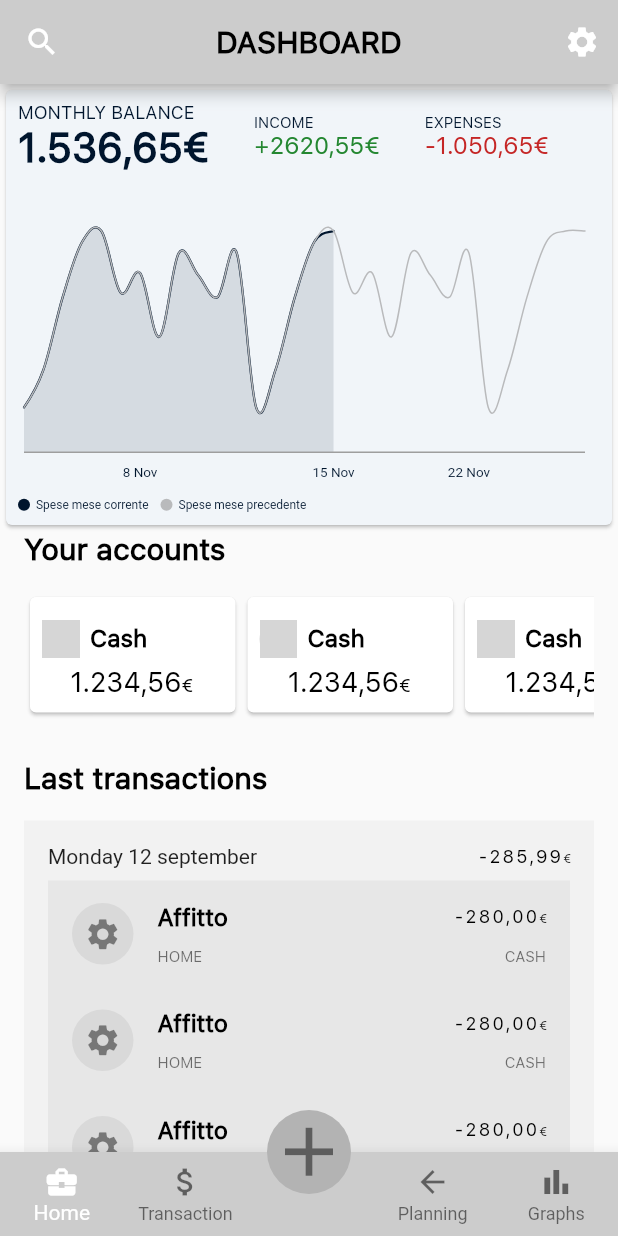
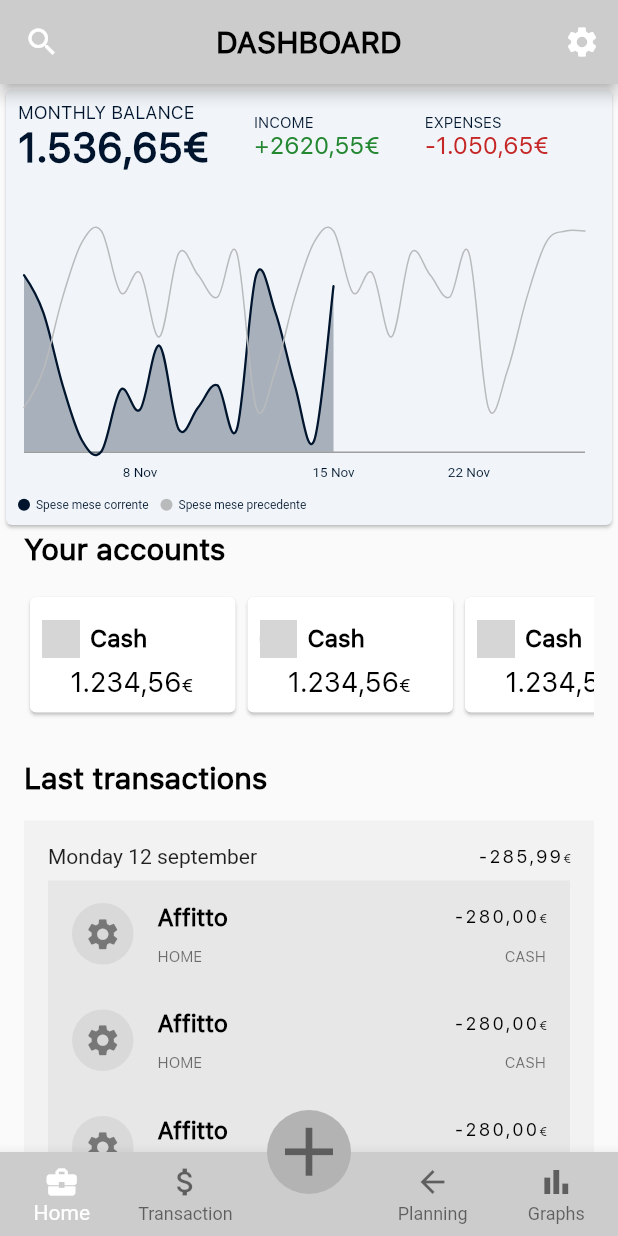
Before and after one commit to RIP-Comm/sossoldi, a Flutter app: the screen it shows after launch, on a phone screen of 412 x 824 dp. Run offline on Flutter 3.47's test engine with Material 2 defaults, Android fonts, the light colour scheme and no system bars; drawn by our look-alikes of fl_chart; our stand-ins replace percent_indicator, sqflite, sqflite_common_ffi; missing offline and left inert: circular_menu; accounts and stored records are empty; grey boxes are pictures that could not be loaded.

Commit message:
Preliminary work

```diff
--- a/lib/custom_widgets/chart_home.dart
+++ b/lib/custom_widgets/chart_home.dart
@@ -2,9 +2,21 @@ import 'package:fl_chart/fl_chart.dart';
 import 'package:flutter/material.dart';
 
 class LineChartWidget extends StatefulWidget {
-  final currentMonthData;
-  final previousMonthData;
-  const LineChartWidget({super.key, required this.currentMonthData, required this.previousMonthData});
+  final line1Data;
+  final colorLine1Data;
+
+  final line2Data;
+  final colorLine2Data;
+
+  final colorBackground;
+  const LineChartWidget({
+    super.key,
+    required this.line1Data,
+    required this.colorLine1Data,
+    required this.line2Data,
+    required this.colorLine2Data,
+    required this.colorBackground,
+    });
 
   @override
   State<LineChartWidget> createState() => _LineChartSample2State();
@@ -20,11 +32,11 @@ class _LineChartSample2State extends State<LineChartWidget> {
         AspectRatio(
           aspectRatio: 2,
           child: DecoratedBox(
-            decoration: const BoxDecoration(
-              borderRadius: BorderRadius.all(
+            decoration: BoxDecoration(
+              borderRadius: const BorderRadius.all(
                 Radius.circular(18),
               ),
-              color: Color(0xffF1F5F9),
+              color: widget.colorBackground,
             ),
             child: Padding(
                 padding: const EdgeInsets.only(
@@ -43,27 +55,27 @@ class _LineChartSample2State extends State<LineChartWidget> {
   }
 
   Widget bottomTitleWidgets(double value, TitleMeta meta) {
-    const style = TextStyle(
-      color: Color(0xff00152D),
+    final style = TextStyle(
+      color: widget.colorLine1Data.withOpacity(1.0),
       fontWeight: FontWeight.normal,
       fontSize: 9,
     );
     Widget text;
     switch (value.toInt()) {
       case 6:
-        text = const Text('8 Nov', style: style);
+        text = Text('8 Nov', style: style);
         break;
       case 16:
-        text = const Text('15 Nov', style: style);
+        text = Text('15 Nov', style: style);
         break;
       case 23:
-        text = const Text('22 Nov', style: style);
+        text = Text('22 Nov', style: style);
         break;
       case 6:
-        text = const Text('30 Nov', style: style);
+        text = Text('30 Nov', style: style);
         break;
       default:
-        text = const Text('', style: style);
+        text = Text('', style: style);
         break;
     }
 
@@ -105,25 +117,25 @@ class _LineChartSample2State extends State<LineChartWidget> {
       maxY: 5,
       lineBarsData: [
         LineChartBarData(
-          spots: widget.currentMonthData,
+          spots: widget.line1Data,
           isCurved: true,
           barWidth: 1.5,
           isStrokeCapRound: true,
-          color: const Color(0xff00152D),
+          color: widget.colorLine1Data,
           dotData: FlDotData(
             show: false,
           ),
           belowBarData: BarAreaData(
             show: true,
-            color: const Color.fromARGB(30, 0, 21, 45)
+            color: widget.colorLine1Data.withOpacity(0.3)
           ),
         ),
         LineChartBarData(
-          spots: widget.previousMonthData,
+          spots: widget.line2Data,
           isCurved: true,
           barWidth: 1,
           isStrokeCapRound: true,
-          color: const Color(0xffB9BABC),
+          color: widget.colorLine2Data,
           dotData: FlDotData(
             show: false,
           ),
--- a/lib/pages/home_page.dart
+++ b/lib/pages/home_page.dart
@@ -95,26 +95,27 @@ class _HomePageState extends State<HomePage> {
               ),
               const Padding(padding: EdgeInsets.all(8.0),),
               const LineChartWidget(
-                currentMonthData: [
-                  FlSpot(0, -3),
-                  FlSpot(1, -1.3),
-                  FlSpot(2, 2),
-                  FlSpot(3, 4.5),
-                  FlSpot(4, 5),
-                  FlSpot(5, 2.2),
-                  FlSpot(6, 3.1),
-                  FlSpot(7, 0.2),
-                  FlSpot(8, 4),
-                  FlSpot(9, 3),
-                  FlSpot(10, 2),
-                  FlSpot(11, 4),
-                  FlSpot(12, -3),
-                  FlSpot(13, -1.3),
-                  FlSpot(14, 2),
-                  FlSpot(15, 4.5),
-                  FlSpot(16, 5),
+                line1Data: [
+                  FlSpot(0, 3),
+                  FlSpot(1, 1.3),
+                  FlSpot(2, -2),
+                  FlSpot(3, -4.5),
+                  FlSpot(4, -5),
+                  FlSpot(5, -2.2),
+                  FlSpot(6, -3.1),
+                  FlSpot(7, -0.2),
+                  FlSpot(8, -4),
+                  FlSpot(9, -3),
+                  FlSpot(10, -2),
+                  FlSpot(11, -4),
+                  FlSpot(12, 3),
+                  FlSpot(13, 1.3),
+                  FlSpot(14, -2),
+                  FlSpot(15, -4.5),
+                  FlSpot(16, 2.5),
                 ],
-                previousMonthData: [
+                colorLine1Data: Color(0xff00152D),
+                line2Data: [
                   FlSpot(0, -3),
                   FlSpot(1, -1.3),
                   FlSpot(2, 2),
@@ -146,7 +147,8 @@ class _HomePageState extends State<HomePage> {
                   FlSpot(28, 5),
                   FlSpot(29, 5),
                 ],
-
+                colorLine2Data: Color(0xffB9BABC),
+                colorBackground: Color(0xffF1F5F9),
               ),
               Row(
                 children: <Widget>[
@@ -193,7 +195,6 @@ class _HomePageState extends State<HomePage> {
               const Padding(padding: EdgeInsets.only(bottom: 9.0),),
             ],
           )
-          //child: LineChartWidget()
         ),
         Align(
             alignment: Alignment.centerLeft,
```
Also changed, not shown: lib/custom_widgets/account_modal.dart (added, +334 -0 lines), lib/custom_widgets/accounts_sum.dart (+29 -0 lines).
